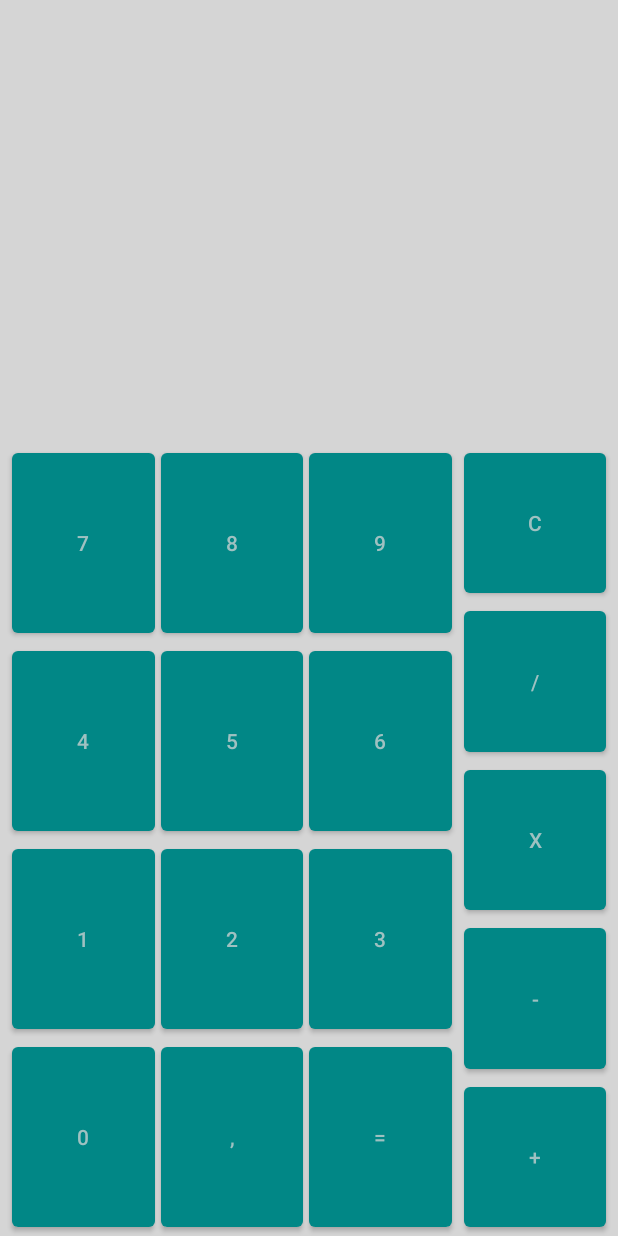
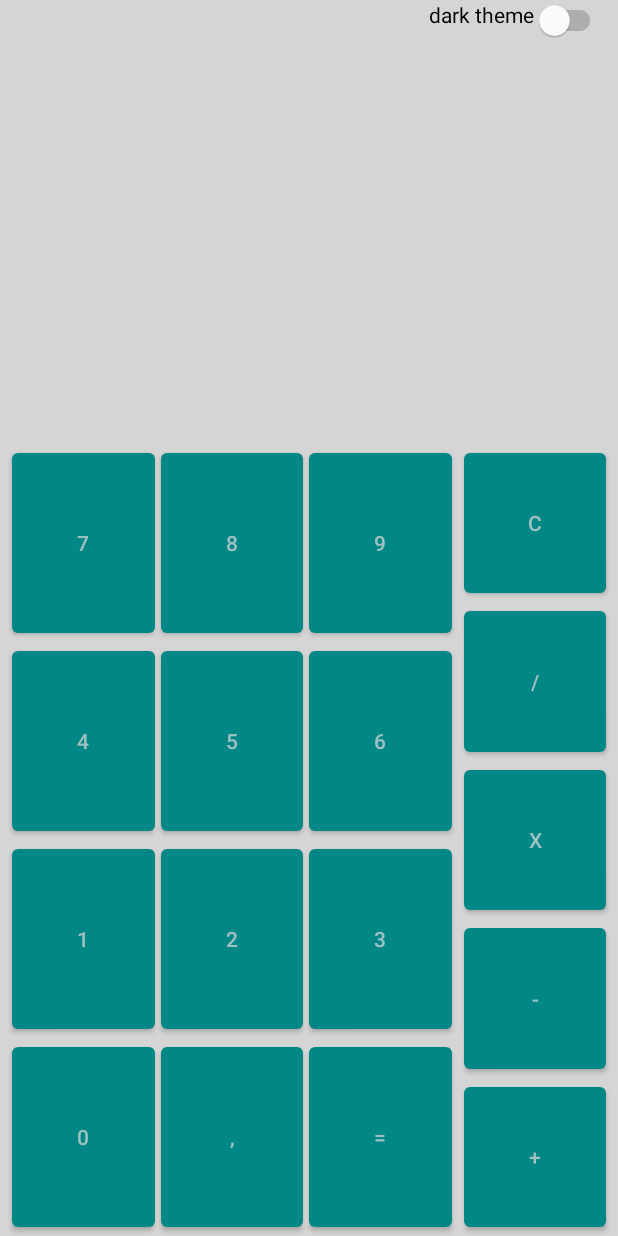
Before and after one commit to sergey-biktimirov/courses-android, an Android app: the screen it shows after launch (CalculatorActivity), on a phone screen of 412 x 824 dp. Run offline under Robolectric (Android 15) with nearby library versions, the phone set to English and light mode, and no system bars.

Commit message:
Урок 5. Интенты, активити

```diff
--- a/app/src/main/java/com/sbiktimirov/lessons/andriod/calculator/CalculatorActivity.kt
+++ b/app/src/main/java/com/sbiktimirov/lessons/andriod/calculator/CalculatorActivity.kt
@@ -4,6 +4,7 @@ import androidx.appcompat.app.AppCompatActivity
 import android.os.Bundle
 import android.widget.Button
 import android.widget.TextView
+import com.google.android.material.switchmaterial.SwitchMaterial
 import com.sbiktimirov.calculator.engine.Calculation
 import com.sbiktimirov.calculator.engine.CalculatorEngine
 
@@ -13,11 +14,22 @@ private const val TAG = "CalculatorActivity"
  * */
 private const val KEY_CALCULATION_RESULT = "calculation_result"
 
+/** Ключ темы приложения
+ * */
+private const val KEY_APP_THEME = "app_theme"
+
 class CalculatorActivity : AppCompatActivity() {
     private lateinit var calculationResult: TextView
     private lateinit var calculator: CalculatorEngine
+    private lateinit var appThemeSwitcher: SwitchMaterial
+    private var appTheme: Int = R.style.Theme_CalculatorLight
 
     override fun onCreate(savedInstanceState: Bundle?) {
+        val _appTheme = savedInstanceState?.getInt(KEY_APP_THEME)
+        if (_appTheme != null) {
+            this.appTheme = _appTheme
+            setTheme(_appTheme)
+        }
         super.onCreate(savedInstanceState)
         setContentView(R.layout.activity_calculator)
 
@@ -41,11 +53,27 @@ class CalculatorActivity : AppCompatActivity() {
         findViewById<Button>(R.id.button_multiply).setOnClickListener { multiply() }
         findViewById<Button>(R.id.button_division).setOnClickListener { divide() }
         findViewById<Button>(R.id.button_clear).setOnClickListener { clear() }
+
+        appThemeSwitcher = findViewById(R.id.switch_theme)
+
+        appThemeSwitcher.isChecked = appTheme != R.style.Theme_CalculatorLight
+
+        appThemeSwitcher.setOnClickListener {
+            if ((it as SwitchMaterial).isChecked) {
+                this.appTheme = R.style.Theme_CalculatorDark
+                recreate()
+            } else {
+                this.appTheme = R.style.Theme_CalculatorLight
+                recreate()
+            }
+        }
+
     }
 
     override fun onSaveInstanceState(outState: Bundle) {
         super.onSaveInstanceState(outState)
         outState.putSerializable(KEY_CALCULATION_RESULT, calculator.calculation)
+        outState.putInt(KEY_APP_THEME, appTheme)
     }
 
     override fun onRestoreInstanceState(savedInstanceState: Bundle) {
--- a/app/src/main/res/layout-land/activity_calculator.xml
+++ b/app/src/main/res/layout-land/activity_calculator.xml
@@ -7,6 +7,16 @@
     android:layout_height="match_parent"
     android:orientation="vertical"
     tools:context=".CalculatorActivity">
+
+    <com.google.android.material.switchmaterial.SwitchMaterial
+        android:id="@+id/switch_theme"
+        android:layout_width="0dp"
+        android:layout_height="0dp"
+        android:gravity="end"
+        android:text="@string/dark_theme"
+        app:layout_constraintEnd_toEndOf="@+id/calculation_result"
+        app:layout_constraintStart_toStartOf="@+id/calculation_result"
+        app:layout_constraintTop_toTopOf="parent" />
 
     <TextView
         android:id="@+id/calculation_result"
@@ -22,7 +32,7 @@
         app:layout_constraintBottom_toTopOf="@+id/guideline4"
         app:layout_constraintEnd_toEndOf="parent"
         app:layout_constraintStart_toStartOf="parent"
-        app:layout_constraintTop_toTopOf="parent"
+        app:layout_constraintTop_toBottomOf="@+id/switch_theme"
         tools:layout_conversion_absoluteHeight="256dp"
         tools:layout_conversion_absoluteWidth="403dp"
         tools:text="Simple text" />
--- a/app/src/main/res/layout/activity_calculator.xml
+++ b/app/src/main/res/layout/activity_calculator.xml
@@ -7,6 +7,16 @@
     android:layout_height="match_parent"
     android:orientation="vertical"
     tools:context=".CalculatorActivity">
+
+    <com.google.android.material.switchmaterial.SwitchMaterial
+        android:id="@+id/switch_theme"
+        android:layout_width="0dp"
+        android:layout_height="0dp"
+        android:gravity="end"
+        android:text="@string/dark_theme"
+        app:layout_constraintEnd_toEndOf="@+id/calculation_result"
+        app:layout_constraintStart_toStartOf="@+id/calculation_result"
+        app:layout_constraintTop_toTopOf="parent" />
 
     <TextView
         android:id="@+id/calculation_result"
@@ -22,7 +32,7 @@
         app:layout_constraintBottom_toTopOf="@+id/guideline4"
         app:layout_constraintEnd_toEndOf="parent"
         app:layout_constraintStart_toStartOf="parent"
-        app:layout_constraintTop_toTopOf="parent"
+        app:layout_constraintTop_toBottomOf="@+id/switch_theme"
         tools:layout_conversion_absoluteHeight="256dp"
         tools:layout_conversion_absoluteWidth="403dp"
         tools:text="Simple text" />
--- a/app/src/main/res/values/strings.xml
+++ b/app/src/main/res/values/strings.xml
@@ -17,4 +17,6 @@
     <string name="calculator_nine">9</string>
     <string name="calculator_eight">8</string>
     <string name="calculator_seven">7</string>
+    <string name="light_theme">light theme</string>
+    <string name="dark_theme">dark theme</string>
 </resources>
--- /dev/null
+++ b/app/src/main/res/values/style.xml
@@ -0,0 +1,28 @@
+<?xml version="1.0" encoding="utf-8"?>
+<resources>
+    <style name="Theme.CalculatorLight" parent="Theme.MaterialComponents.DayNight.NoActionBar">
+        <!-- Primary brand color. -->
+        <item name="colorPrimary">@color/teal_700</item>
+        <item name="colorPrimaryVariant">@color/teal_200</item>
+        <item name="colorOnPrimary">#BED6D6D6</item>
+        <!-- Secondary brand color. -->
+        <item name="colorSecondary">@color/teal_200</item>
+        <item name="colorSecondaryVariant">@color/teal_700</item>
+        <item name="colorOnSecondary">@color/black</item>
+        <!-- Customize your theme here. -->
+        <item name="android:background">#BED6D6D6</item>
+        <item name="android:textColor">@color/white</item>
+    </style>
+    <style name="Theme.CalculatorDark" parent="Theme.MaterialComponents.DayNight.NoActionBar">
+        <!-- Primary brand color. -->
+        <item name="colorPrimary">#5E5E5E</item>
+        <item name="colorPrimaryVariant">#4A4653</item>
+        <item name="colorOnPrimary">@color/black</item>
+        <!-- Secondary brand color. -->
+        <item name="colorSecondary">#808080</item>
+        <item name="colorSecondaryVariant">#363C3C</item>
+        <item name="colorOnSecondary">@color/black</item>
+        <!-- Customize your theme here. -->
+        <item name="android:textColor">@color/black</item>
+    </style>
+</resources>
```
